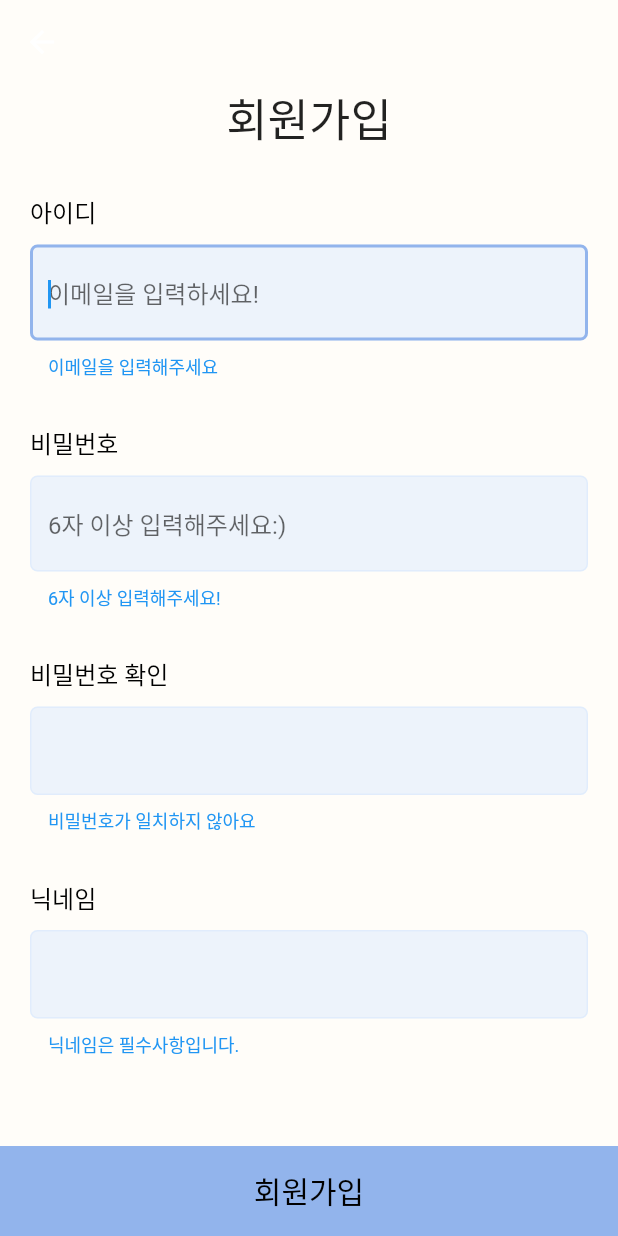
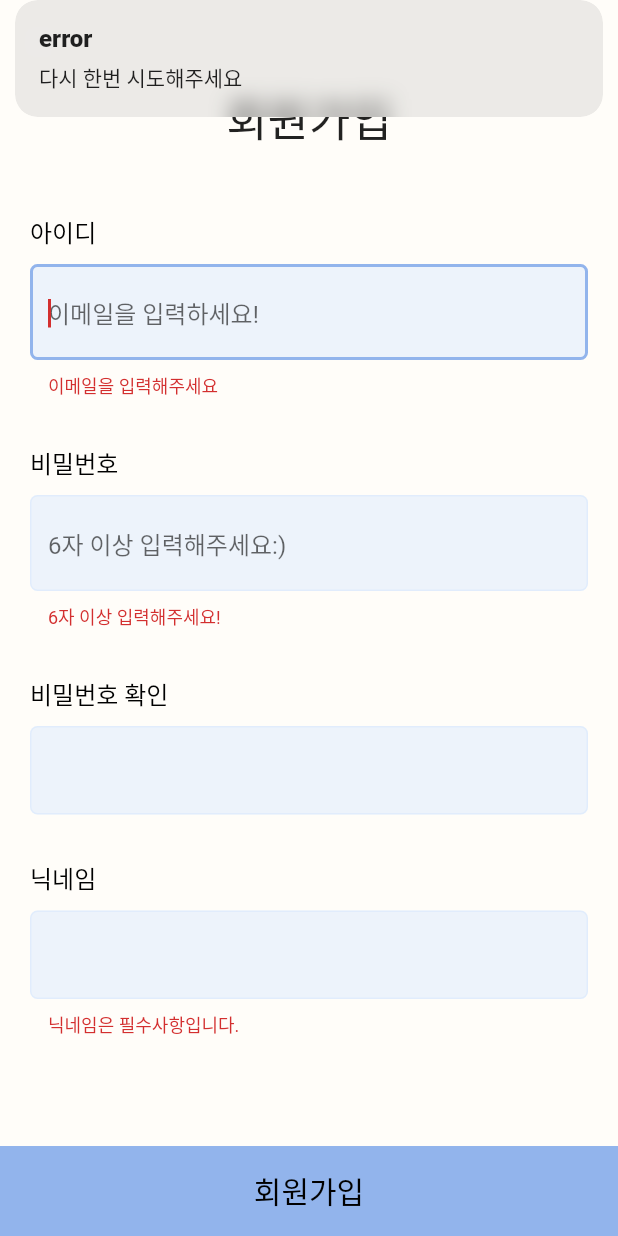
Before and after one commit to CUK-CATSTONES/today_dot, a Flutter app: the SignUpScreen screen opened by its route, after a tap on "회원가입", on a phone screen of 412 x 824 dp. Run offline on Flutter 3.47's test engine with Material 2 defaults, Android fonts, the phone set to English and light mode, and no system bars; our stand-ins replace cloud_firestore, firebase_auth, firebase_core, get; accounts and stored records are empty.

Commit message:
ADD: edit diary view, firestore setting 및 signUp 연동

```diff
--- a/lib/main.dart
+++ b/lib/main.dart
@@ -2,6 +2,7 @@ import 'package:firebase_auth/firebase_auth.dart';
 import 'package:flutter/material.dart';
 import 'package:get/get.dart';
 import 'package:today_dot/model/asset/status.dart';
+import 'package:today_dot/view/screen/edit_diary_screen.dart';
 import 'package:today_dot/view/screen/home_screen.dart';
 import 'package:today_dot/view/screen/sign_in_screen.dart';
 import 'package:firebase_core/firebase_core.dart';
@@ -36,7 +37,8 @@ class MyApp extends StatelessWidget {
       getPages: [
         GetPage(name: '/', page: () => const SignInScreen()),
         GetPage(name: '/signUp', page: () => const SignUpScreen()),
-        GetPage(name: '/home', page: () => const HomeScreen()),
+        GetPage(name: '/', page: () => const HomeScreen()),
+        GetPage(name: '/editDiary', page: () => const EditDiaryScreen()),
       ],
       theme: ThemeData(
         inputDecorationTheme: const InputDecorationTheme(
--- a/lib/view/screen/sign_up_screen.dart
+++ b/lib/view/screen/sign_up_screen.dart
@@ -12,16 +12,14 @@ class SignUpScreen extends StatefulWidget {
 }
 
 class _SignUpScreenState extends State<SignUpScreen> {
-  bool isDisable = true;
-  bool isEmailCorrected = false;
-  final _auth = FirebaseAuth.instance;
+  final signUpController = Get.put(SignUpController());
+
   final GlobalKey<FormState> _formKey = GlobalKey<FormState>();
 
   late TextEditingController userEmail = TextEditingController();
   late TextEditingController userPassword = TextEditingController();
   late TextEditingController confirmPassword = TextEditingController();
   late TextEditingController userName = TextEditingController();
-  late final FocusNode _focusNode;
   bool isSignUp = false;
 
   @override
@@ -29,12 +27,12 @@ class _SignUpScreenState extends State<SignUpScreen> {
     // TODO: implement initState
     super.initState();
     // myFocusNode에 포커스 인스턴스 저장.
-    _focusNode = FocusNode();
   }
 
   @override
   Widget build(BuildContext context) {
-    final _signUpController = Get.put(SignUpController());
+    bool isDisable = true;
+    bool isEmailCorrected = false;
     return Scaffold(
       resizeToAvoidBottomInset: false,
       appBar: AppBar(
@@ -65,6 +63,7 @@ class _SignUpScreenState extends State<SignUpScreen> {
                       mainAxisAlignment: MainAxisAlignment.center,
                       children: [
                         TextFieldWidget(
+                          // suffixButtonText: '중복확인',
                           textEditingController: userEmail,
                           validator: (val) {
                             if (val!.isEmpty) {
@@ -81,14 +80,14 @@ class _SignUpScreenState extends State<SignUpScreen> {
                             }
 
                             /// 정상적으로 이메일을 입력했을 때
-                            _signUpController.checkID();
+                            // signUpController.checkDuplicatedID();
                             isEmailCorrected = true;
+                            signUpController.email = val;
                             print(userEmail.text);
-                            return '사용가능한 아이디입니다';
+                            return null;
                           },
                           fieldTitle: '아이디',
                           hintText: '이메일을 입력하세요!',
-                          // suffixButtonText: '중복확인',
                         ),
                         TextFieldWidget(
                           textEditingController: userPassword,
@@ -106,9 +105,10 @@ class _SignUpScreenState extends State<SignUpScreen> {
                         TextFieldWidget(
                           textEditingController: confirmPassword,
                           validator: (val) {
-                            if (val != userPassword) {
+                            if (val != userPassword.text) {
                               return '비밀번호가 일치하지 않아요';
                             }
+                            signUpController.pwd = val;
                             return null;
                           },
                           fieldTitle: '비밀번호 확인',
@@ -119,7 +119,8 @@ class _SignUpScreenState extends State<SignUpScreen> {
                             if (val.length < 1) {
                               return '닉네임은 필수사항입니다.';
                             }
-                            print(userName.text);
+                            signUpController.name = val;
+                            print('userName.text:: ${userName.text}');
                             return null;
                           },
                           fieldTitle: '닉네임',
@@ -130,9 +131,19 @@ class _SignUpScreenState extends State<SignUpScreen> {
                 ),
               ),
               InkWell(
-                onTap: () {
-                  if (!_formKey.currentState!.validate()) {
-                    _formKey.currentState!.save();
+                onTap: () async {
+                  if (_formKey.currentState!.validate()) {
+                    print('132');
+                    // _formKey.currentState!.save();
+                    Map<String, dynamic> map = {
+                      'id': signUpController.email,
+                      'pw': signUpController.pwd,
+                      'name': signUpController.name,
+                    };
+                    print('139');
+                    await signUpController.signUp(map);
+                  } else {
+                    Get.snackbar('error', '다시 한번 시도해주세요');
                   }
                 },
                 child: Container(
--- a/lib/view/widget/button_widget.dart
+++ b/lib/view/widget/button_widget.dart
@@ -19,7 +19,7 @@ class ButtonWidget extends StatelessWidget {
         width: 300,
         height: 42,
         decoration: BoxDecoration(
-            color: bgColor,
+            color: bgColor ?? const Color(0xb392B4EC),
             borderRadius: BorderRadius.circular(10),
             border: Border.all(
               width: 1.0,
--- a/lib/view/widget/textfield_widget.dart
+++ b/lib/view/widget/textfield_widget.dart
@@ -10,7 +10,10 @@ class TextFieldWidget extends StatelessWidget {
   final TextEditingController? textEditingController;
   final FormFieldValidator validator;
   final FocusNode? focusNode;
+  final double? borderRadius;
+  final int? maxLength;
   bool isEmailCorrected = true;
+
   TextFieldWidget({
     Key? key,
     this.hintText,
@@ -19,6 +22,8 @@ class TextFieldWidget extends StatelessWidget {
     this.fieldTitle,
     this.textEditingController,
     this.focusNode,
+    this.borderRadius,
+    this.maxLength,
     required this.validator,
   }) : super(key: key);
 
@@ -36,59 +41,56 @@ class TextFieldWidget extends StatelessWidget {
           padding: const EdgeInsets.symmetric(vertical: 10.0),
           child: TextFormField(
             focusNode: focusNode,
-            autovalidateMode: AutovalidateMode.onUserInteraction,
+            // autovalidateMode: AutovalidateMode.onUserInteraction,
             autofocus: fieldTitle!.contains('아이디') ? true : false,
-            keyboardType: fieldTitle!.contains('아이디')
-                ? TextInputType.emailAddress
-                : TextInputType.text,
+            // keyboardType: fieldTitle!.contains('아이디')
+            //     ? TextInputType.emailAddress
+            //     : TextInputType.text,
             validator: validator,
             controller: textEditingController,
             maxLines: maxLine ?? 1,
+            maxLength: maxLength,
             obscureText: fieldTitle!.contains('비밀번호') ? true : false,
             decoration: InputDecoration(
-              suffixIcon: TextButton(
-                child: Text(
-                  suffixButtonText ?? '',
-                  style: const TextStyle(
-                    color: Color(0xff6482B4),
-                    fontSize: 16.0,
-                  ),
-                ),
-                //중복확인하는 로직 필요
-                onPressed: () {
-                  // print('중복확인하는 중,,');
-                  // if (textEditingController != '') {
-                  //   _signUpController.checkID();
-                  // } else {
-                  //   print('dd');
-                  // }
-                },
-              ),
+              // suffixIcon: TextButton(
+              //   child: Text(
+              //     suffixButtonText ?? '',
+              //     style: const TextStyle(
+              //       color: Color(0xff6482B4),
+              //       fontSize: 16.0,
+              //     ),
+              //   ),
+              //   //중복확인하는 로직 필요
+              //   onPressed: () async {
+              //     await _signUpController.checkDuplicatedID();
+              //     print('clicked');
+              //   },
+              // ),
               hintText: hintText,
               filled: true,
               fillColor: const Color(0x4dC4DDFF),
-              enabledBorder: const OutlineInputBorder(
+              enabledBorder: OutlineInputBorder(
                 borderRadius: BorderRadius.all(
-                  Radius.circular(5),
+                  Radius.circular(borderRadius ?? 5.0),
                 ),
-                borderSide: BorderSide(
+                borderSide: const BorderSide(
                   color: Color(0x4dC4DDFF),
                 ),
               ),
-              focusedBorder: const OutlineInputBorder(
+              focusedBorder: OutlineInputBorder(
                 borderRadius: BorderRadius.all(
-                  Radius.circular(5),
+                  Radius.circular(borderRadius ?? 5.0),
                 ),
-                borderSide: BorderSide(
+                borderSide: const BorderSide(
                   color: Color(0xff92B4EC),
                   width: 2.0,
                 ),
               ),
-              focusedErrorBorder: const OutlineInputBorder(
+              focusedErrorBorder: OutlineInputBorder(
                 borderRadius: BorderRadius.all(
-                  Radius.circular(5),
+                  Radius.circular(borderRadius ?? 5.0),
                 ),
-                borderSide: BorderSide(
+                borderSide: const BorderSide(
                   color: Color(0xff92B4EC),
                   width: 2.0,
                 ),
@@ -101,7 +103,7 @@ class TextFieldWidget extends StatelessWidget {
                   color: Color(0x4dC4DDFF),
                 ),
               ),
-              errorStyle: const TextStyle(color: Colors.blue),
+              // errorStyle: const TextStyle(color: Colors.blue),
             ),
           ),
         ),
--- a/lib/view_model/sign_up_controller.dart
+++ b/lib/view_model/sign_up_controller.dart
@@ -1,11 +1,11 @@
 import 'package:get/get.dart';
+import 'package:today_dot/model/asset/status.dart';
 import 'package:today_dot/model/repository/auth_repository.dart';
 
 class SignUpController extends GetxController {
-  late String email;
-  late String pwd;
-  late String confirmPWD;
-  late String name;
+  String email = '';
+  String pwd = '';
+  String name = '';
 
   bool isDuplicateID = false;
   bool isDuplicatePWD = false;
@@ -14,23 +14,56 @@ class SignUpController extends GetxController {
   /// 2. validator 하나씩만 되게끔
 
   /// email을 입력하고 중복확인 버튼을 눌렀을때
-  Future checkID() async {
-    await AuthRepository.id(id: email).checkEmailExist().then(
-      (result) {
-        print(result);
-        switch (result) {
-          case 'success':
-            isDuplicateID = false;
-            Get.snackbar('사용가능!', '사용 가능한 아이디 입니다.');
-            break;
-          case 'alreadyExist':
-            isDuplicateID = true;
-            Get.snackbar('사용불가', '이미 동일한 아이디가 존재합니다.');
-            break;
-          default:
-            break;
-        }
-      },
-    );
+  // Future checkDuplicatedID() async {
+  //   await AuthRepository.id(id: email).checkEmailExist().then(
+  //     (value) {
+  //       print('---');
+  //       print(value);
+
+  //       switch (value) {
+  //         case 'success':
+  //           isDuplicateID = false; //중복되지 않음
+  //           Get.snackbar('사용가능!', '사용 가능한 아이디 입니다.');
+  //           break;
+  //         case 'alreadyExist':
+  //           isDuplicateID = true; //중복됨
+  //           Get.snackbar('사용불가', '이미 동일한 아이디가 존재합니다!!');
+  //           break;
+  //         case 'invalid-email':
+  //           Get.snackbar('invalid', 'invalid-email');
+  //           break;
+  //         default:
+  //           isDuplicateID = true;
+  //           break;
+  //       }
+  //     },
+  //   );
+  // }
+
+  Future signUp(Map<String, dynamic> map) async {
+    AuthRepository.idAndpwd(id: map['id'], pwd: map['pwd'])
+        .signUp()
+        .then((value) {
+      print('48 $value');
+      switch (value) {
+        case Status.emailAlreadyExist:
+          Get.back();
+          Get.snackbar('회원가입 불가', '이미 가입된 계정이 있습니다.');
+          break;
+        case Status.error:
+          Get.back();
+          Get.snackbar('회원가입 불가', '오류가 발생하였습니다.');
+          break;
+        case Status.success:
+          Get.offAllNamed('/home');
+          Get.snackbar('회원가입 완료', '회원가입을 축하드려요:>');
+          break;
+
+        default:
+          Get.back();
+          Get.snackbar('회원가입 불가', '다시 시도해주세요');
+          break;
+      }
+    });
   }
 }
--- a/pubspec.yaml
+++ b/pubspec.yaml
@@ -36,6 +36,7 @@ dependencies:
   firebase_core: ^1.20.0
   firebase_auth: ^3.5.0
   get: ^4.6.5
+  cloud_firestore: ^3.4.4
 
 dev_dependencies:
   flutter_test:
```
Also changed, not shown: lib/model/VO/user_vo.dart (+28 -8 lines), lib/model/repository/auth_repository.dart (+18 -6 lines), lib/model/repository/user_repository.dart (added, +55 -0 lines), lib/view/screen/edit_diary_screen.dart (added, +121 -0 lines), lib/view_model/user_controller.dart (added, +44 -0 lines), lib/view/screen/home_screen.dart (line endings or trailing spaces), pubspec.lock, 2 other files.
